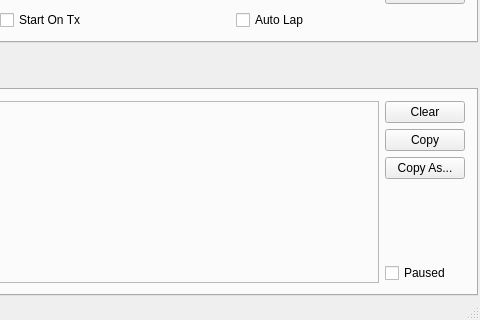
Above: src/UI/QT/Form_MainWindow.ui from TheBeef/WhippyTerm before the change; both pictures show x 634 to 1114 and y 379 to 699 of the 1114 by 699 pixel window. Below: the same form after it.
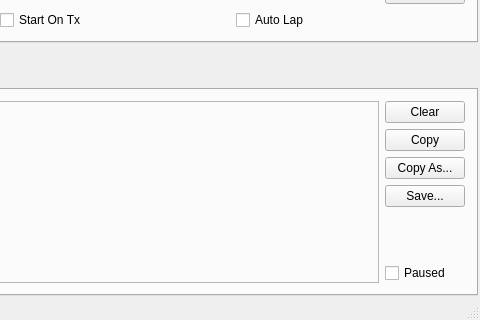
That is the form after the change. Icons and pictures are not drawn. Custom widgets are drawn as their Qt base class.

Commit message: Added a save button to the hex panels.  Issue #131

```diff
--- a/src/UI/QT/Form_MainWindow.ui
+++ b/src/UI/QT/Form_MainWindow.ui
@@ -1902,6 +1902,13 @@
                        </property>
                       </widget>
                      </item>
+                     <item>
+                      <widget class="QPushButton" name="IncomingHex_Save_pushButton">
+                       <property name="text">
+                        <string>Save...</string>
+                       </property>
+                      </widget>
+                     </item>
                      <item>
                       <spacer name="verticalSpacer_2">
                        <property name="orientation">
```
Left out of the diff: 7 changed lines with no effect on the pictures. The commit also changes 15 other files.
